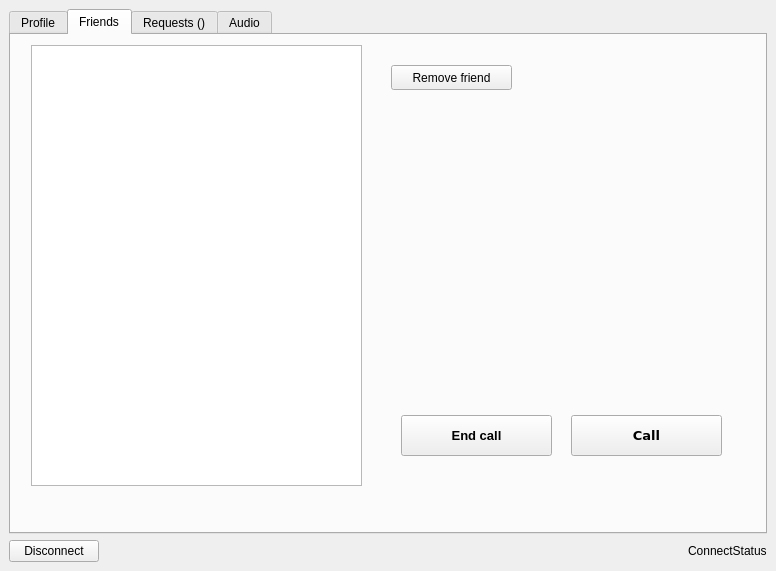
The window that src/toxphone_config/widgets/main_window.ui (hkarel/ToxPhone) describes before a commit, drawn with Qt 5.
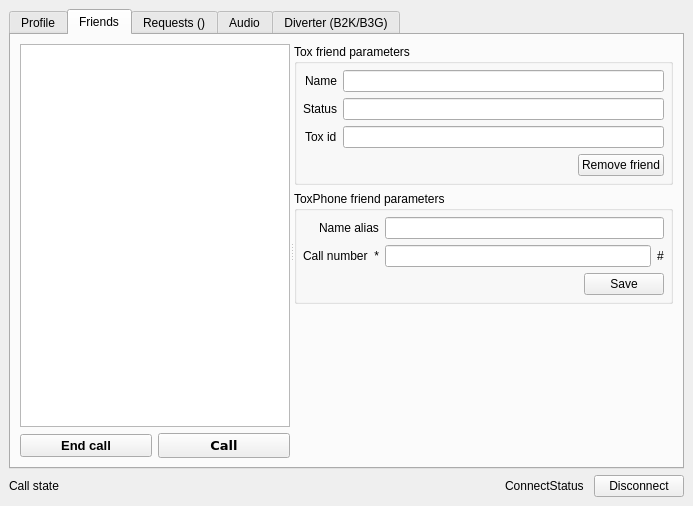
The same window after the commit. The open tabs and pages were chosen to show the change.

The edit to the form file:
```diff
--- a/src/toxphone_config/widgets/main_window.ui
+++ b/src/toxphone_config/widgets/main_window.ui
@@ -6,8 +6,8 @@
    <rect>
     <x>0</x>
     <y>0</y>
-    <width>776</width>
-    <height>571</height>
+    <width>693</width>
+    <height>506</height>
    </rect>
   </property>
   <property name="minimumSize">
@@ -184,88 +184,347 @@
        <attribute name="title">
         <string>Friends</string>
        </attribute>
-       <widget class="QListWidget" name="listFriends">
-        <property name="geometry">
-         <rect>
-          <x>20</x>
-          <y>10</y>
-          <width>331</width>
-          <height>441</height>
-         </rect>
-        </property>
-        <property name="sizePolicy">
-         <sizepolicy hsizetype="Expanding" vsizetype="Expanding">
-          <horstretch>0</horstretch>
-          <verstretch>0</verstretch>
-         </sizepolicy>
-        </property>
-        <property name="editTriggers">
-         <set>QAbstractItemView::NoEditTriggers</set>
-        </property>
-        <property name="showDropIndicator" stdset="0">
-         <bool>false</bool>
-        </property>
-       </widget>
-       <widget class="QPushButton" name="btnRemoveFriend">
-        <property name="geometry">
-         <rect>
-          <x>380</x>
-          <y>30</y>
-          <width>121</width>
-          <height>25</height>
-         </rect>
-        </property>
-        <property name="sizePolicy">
-         <sizepolicy hsizetype="Minimum" vsizetype="Preferred">
-          <horstretch>0</horstretch>
-          <verstretch>0</verstretch>
-         </sizepolicy>
-        </property>
-        <property name="text">
-         <string>Remove friend</string>
-        </property>
-       </widget>
-       <widget class="QPushButton" name="btnEndCall">
-        <property name="geometry">
-         <rect>
-          <x>390</x>
-          <y>380</y>
-          <width>151</width>
-          <height>41</height>
-         </rect>
-        </property>
-        <property name="font">
-         <font>
-          <pointsize>10</pointsize>
-          <weight>75</weight>
-          <bold>true</bold>
-         </font>
-        </property>
-        <property name="text">
-         <string>End call</string>
-        </property>
-       </widget>
-       <widget class="QPushButton" name="btnCall">
-        <property name="geometry">
-         <rect>
-          <x>560</x>
-          <y>380</y>
-          <width>151</width>
-          <height>41</height>
-         </rect>
-        </property>
-        <property name="font">
-         <font>
-          <family>Verdana</family>
-          <pointsize>10</pointsize>
-          <weight>75</weight>
-          <bold>true</bold>
-         </font>
-        </property>
-        <property name="text">
-         <string>Call</string>
-        </property>
-       </widget>
+       <layout class="QHBoxLayout" name="horizontalLayout_14">
+        <item>
+         <widget class="QSplitter" name="splitterFriends">
+          <property name="sizePolicy">
+           <sizepolicy hsizetype="Preferred" vsizetype="Preferred">
+            <horstretch>0</horstretch>
+            <verstretch>0</verstretch>
+           </sizepolicy>
+          </property>
+          <property name="orientation">
+           <enum>Qt::Horizontal</enum>
+          </property>
+          <property name="childrenCollapsible">
+           <bool>false</bool>
+          </property>
+          <widget class="QWidget" name="widgetFriends" native="true">
+           <property name="sizePolicy">
+            <sizepolicy hsizetype="MinimumExpanding" vsizetype="Preferred">
+             <horstretch>0</horstretch>
+             <verstretch>0</verstretch>
+            </sizepolicy>
+           </property>
+           <property name="minimumSize">
+            <size>
+             <width>0</width>
+             <height>0</height>
+            </size>
+           </property>
+           <property name="maximumSize">
+            <size>
+             <width>270</width>
+             <height>16777215</height>
+            </size>
+           </property>
+           <layout class="QVBoxLayout" name="verticalLayout_11">
+            <property name="leftMargin">
+             <number>0</number>
+            </property>
+            <property name="topMargin">
+             <number>0</number>
+            </property>
+            <property name="rightMargin">
+             <number>0</number>
+            </property>
+            <property name="bottomMargin">
+             <number>0</number>
+            </property>
+            <item>
+             <widget class="QListWidget" name="listFriends">
+              <property name="sizePolicy">
+               <sizepolicy hsizetype="Minimum" vsizetype="Expanding">
+                <horstretch>0</horstretch>
+                <verstretch>0</verstretch>
+               </sizepolicy>
+              </property>
+              <property name="editTriggers">
+               <set>QAbstractItemView::NoEditTriggers</set>
+              </property>
+              <property name="showDropIndicator" stdset="0">
+               <bool>false</bool>
+              </property>
+             </widget>
+            </item>
+            <item>
+             <layout class="QHBoxLayout" name="horizontalLayout_11">
+              <item>
+               <widget class="QPushButton" name="btnEndCall">
+                <property name="sizePolicy">
+                 <sizepolicy hsizetype="Minimum" vsizetype="Fixed">
+                  <horstretch>0</horstretch>
+                  <verstretch>0</verstretch>
+                 </sizepolicy>
+                </property>
+                <property name="minimumSize">
+                 <size>
+                  <width>100</width>
+                  <height>0</height>
+                 </size>
+                </property>
+                <property name="font">
+                 <font>
+                  <pointsize>10</pointsize>
+                  <weight>75</weight>
+                  <bold>true</bold>
+                 </font>
+                </property>
+                <property name="text">
+                 <string>End call</string>
+                </property>
+               </widget>
+              </item>
+              <item>
+               <widget class="QPushButton" name="btnCall">
+                <property name="sizePolicy">
+                 <sizepolicy hsizetype="Minimum" vsizetype="Fixed">
+                  <horstretch>0</horstretch>
+                  <verstretch>0</verstretch>
+                 </sizepolicy>
+                </property>
+                <property name="minimumSize">
+                 <size>
+                  <width>100</width>
+                  <height>0</height>
+                 </size>
+                </property>
+                <property name="font">
+                 <font>
+                  <family>Verdana</family>
+                  <pointsize>10</pointsize>
+                  <weight>75</weight>
+                  <bold>true</bold>
+                 </font>
+                </property>
+                <property name="text">
+                 <string>Call</string>
+                </property>
+               </widget>
+              </item>
+             </layout>
+            </item>
+           </layout>
+          </widget>
+          <widget class="QWidget" name="widget2" native="true">
+           <property name="sizePolicy">
+            <sizepolicy hsizetype="Expanding" vsizetype="Preferred">
+             <horstretch>0</horstretch>
+             <verstretch>0</verstretch>
+            </sizepolicy>
+           </property>
+           <layout class="QVBoxLayout" name="verticalLayout_14">
+            <item>
+             <widget class="QGroupBox" name="groupBox_7">
+              <property name="title">
+               <string>Tox friend parameters</string>
+              </property>
+              <layout class="QVBoxLayout" name="verticalLayout_12">
+               <property name="leftMargin">
+                <number>6</number>
+               </property>
+               <property name="topMargin">
+                <number>6</number>
+               </property>
+               <property name="rightMargin">
+                <number>6</number>
+               </property>
+               <property name="bottomMargin">
+                <number>6</number>
+               </property>
+               <item>
+                <layout class="QFormLayout" name="formLayout_4">
+                 <property name="labelAlignment">
+                  <set>Qt::AlignRight|Qt::AlignTrailing|Qt::AlignVCenter</set>
+                 </property>
+                 <item row="0" column="0">
+                  <widget class="QLabel" name="label_10">
+                   <property name="text">
+                    <string>Name</string>
+                   </property>
+                  </widget>
+                 </item>
+                 <item row="0" column="1">
+                  <widget class="QLineEdit" name="lineToxName">
+                   <property name="readOnly">
+                    <bool>true</bool>
+                   </property>
+                  </widget>
+                 </item>
+                 <item row="1" column="0">
+                  <widget class="QLabel" name="label_11">
+                   <property name="text">
+                    <string>Status</string>
+                   </property>
+                  </widget>
+                 </item>
+                 <item row="1" column="1">
+                  <widget class="QLineEdit" name="lineToxStatus">
+                   <property name="readOnly">
+                    <bool>true</bool>
+                   </property>
+                  </widget>
+                 </item>
+                 <item row="2" column="0">
+                  <widget class="QLabel" name="label_12">
+                   <property name="text">
+                    <string>Tox id</string>
+                   </property>
+                  </widget>
+                 </item>
+                 <item row="2" column="1">
+                  <widget class="QLineEdit" name="linefToxId">
+                   <property name="readOnly">
+                    <bool>true</bool>
+                   </property>
+                  </widget>
+                 </item>
+                </layout>
+               </item>
+               <item>
+                <layout class="QHBoxLayout" name="horizontalLayout_12">
+                 <item>
+                  <spacer name="horizontalSpacer_7">
+                   <property name="orientation">
+                    <enum>Qt::Horizontal</enum>
+                   </property>
+                   <property name="sizeHint" stdset="0">
+                    <size>
+                     <width>40</width>
+                     <height>20</height>
+                    </size>
+                   </property>
+                  </spacer>
+                 </item>
+                 <item>
+                  <widget class="QPushButton" name="btnRemoveFriend">
+                   <property name="sizePolicy">
+                    <sizepolicy hsizetype="Minimum" vsizetype="Preferred">
+                     <horstretch>0</horstretch>
+                     <verstretch>0</verstretch>
+                    </sizepolicy>
+                   </property>
+                   <property name="text">
+                    <string>Remove friend</string>
+                   </property>
+                  </widget>
+                 </item>
+                </layout>
+               </item>
+              </layout>
+             </widget>
+            </item>
+            <item>
+             <widget class="QGroupBox" name="groupBox_8">
+              <property name="title">
+               <string>ToxPhone friend parameters</string>
+              </property>
+              <layout class="QVBoxLayout" name="verticalLayout_13">
+               <property name="leftMargin">
+                <number>6</number>
+               </property>
+               <property name="topMargin">
+                <number>6</number>
+               </property>
+               <property name="rightMargin">
+                <number>6</number>
+               </property>
+               <property name="bottomMargin">
+                <number>6</number>
+               </property>
+               <item>
+                <layout class="QFormLayout" name="formLayout_5">
+                 <property name="labelAlignment">
+                  <set>Qt::AlignRight|Qt::AlignTrailing|Qt::AlignVCenter</set>
+                 </property>
+                 <item row="0" column="0">
+                  <widget class="QLabel" name="label_13">
+                   <property name="text">
+                    <string>Name alias</string>
+                   </property>
+                  </widget>
+                 </item>
+                 <item row="0" column="1">
+                  <widget class="QLineEdit" name="lineToxNameAlias"/>
+                 </item>
+                 <item row="1" column="0">
+                  <widget class="QLabel" name="label_14">
+                   <property name="text">
+                    <string>Call number  *</string>
+                   </property>
+                  </widget>
+                 </item>
+                 <item row="1" column="1">
+                  <layout class="QHBoxLayout" name="horizontalLayout_15">
+                   <item>
+                    <widget class="QLineEdit" name="linePhoneNumber">
+                     <property name="inputMask">
+                      <string notr="true">99</string>
+                     </property>
+                    </widget>
+                   </item>
+                   <item>
+                    <widget class="QLabel" name="label_18">
+                     <property name="text">
+                      <string>#</string>
+                     </property>
+                    </widget>
+                   </item>
+                  </layout>
+                 </item>
+                </layout>
+               </item>
+               <item>
+                <layout class="QHBoxLayout" name="horizontalLayout_13">
+                 <item>
+                  <spacer name="horizontalSpacer_8">
+                   <property name="orientation">
+                    <enum>Qt::Horizontal</enum>
+                   </property>
+                   <property name="sizeHint" stdset="0">
+                    <size>
+                     <width>40</width>
+                     <height>20</height>
+                    </size>
+                   </property>
+                  </spacer>
+                 </item>
+                 <item>
+                  <widget class="QPushButton" name="btnSaveFiendPhone">
+                   <property name="minimumSize">
+                    <size>
+                     <width>80</width>
+                     <height>0</height>
+                    </size>
+                   </property>
+                   <property name="text">
+                    <string>Save</string>
+                   </property>
+                  </widget>
+                 </item>
+                </layout>
+               </item>
+              </layout>
+             </widget>
+            </item>
+            <item>
+             <spacer name="verticalSpacer_4">
+              <property name="orientation">
+               <enum>Qt::Vertical</enum>
+              </property>
+              <property name="sizeHint" stdset="0">
+               <size>
+                <width>20</width>
+                <height>40</height>
+               </size>
+              </property>
+             </spacer>
+            </item>
+           </layout>
+          </widget>
+         </widget>
+        </item>
+       </layout>
       </widget>
       <widget class="QWidget" name="tabRequests">
        <attribute name="title">
@@ -756,26 +1015,285 @@
         </item>
        </layout>
       </widget>
+      <widget class="QWidget" name="tabDiverter">
+       <attribute name="title">
+        <string>Diverter (B2K/B3G)</string>
+       </attribute>
+       <layout class="QVBoxLayout" name="verticalLayout_15">
+        <item>
+         <widget class="QCheckBox" name="cboxUseDiverter">
+          <property name="text">
+           <string>Use diverter</string>
+          </property>
+         </widget>
+        </item>
+        <item>
+         <layout class="QHBoxLayout" name="horizontalLayout_9">
+          <item>
+           <widget class="QGroupBox" name="groupBox_6">
+            <property name="sizePolicy">
+             <sizepolicy hsizetype="Maximum" vsizetype="Preferred">
+              <horstretch>0</horstretch>
+              <verstretch>0</verstretch>
+             </sizepolicy>
+            </property>
+            <property name="minimumSize">
+             <size>
+              <width>150</width>
+              <height>0</height>
+             </size>
+            </property>
+            <property name="title">
+             <string>Device mode</string>
+            </property>
+            <widget class="QWidget" name="layoutWidget">
+             <property name="geometry">
+              <rect>
+               <x>10</x>
+               <y>32</y>
+               <width>62</width>
+               <height>63</height>
+              </rect>
+             </property>
+             <layout class="QVBoxLayout" name="verticalLayout_10">
+              <property name="spacing">
+               <number>15</number>
+              </property>
+              <item>
+               <widget class="QRadioButton" name="rbtnDiverterPSTN">
+                <property name="toolTip">
+                 <string>Switch the box to PSTN mode</string>
+                </property>
+                <property name="text">
+                 <string>PST&amp;N</string>
+                </property>
+                <property name="shortcut">
+                 <string>Alt+N</string>
+                </property>
+                <property name="checked">
+                 <bool>true</bool>
+                </property>
+               </widget>
+              </item>
+              <item>
+               <widget class="QRadioButton" name="rbtnDiverterUSB">
+                <property name="toolTip">
+                 <string>Switch the box to USB mode.</string>
+                </property>
+                <property name="text">
+                 <string>&amp;USB</string>
+                </property>
+                <property name="shortcut">
+                 <string>Alt+U</string>
+                </property>
+                <property name="checked">
+                 <bool>false</bool>
+                </property>
+               </widget>
+              </item>
+             </layout>
+            </widget>
+           </widget>
+          </item>
+          <item>
+           <widget class="QGroupBox" name="groupBox_9">
+            <property name="title">
+             <string>Device information</string>
+            </property>
+            <layout class="QHBoxLayout" name="horizontalLayout_10">
+             <property name="spacing">
+              <number>6</number>
+             </property>
+             <property name="leftMargin">
+              <number>6</number>
+             </property>
+             <property name="topMargin">
+              <number>6</number>
+             </property>
+             <property name="rightMargin">
+              <number>6</number>
+             </property>
+             <property name="bottomMargin">
+              <number>6</number>
+             </property>
+             <item>
+              <layout class="QFormLayout" name="formLayout_6">
+               <property name="labelAlignment">
+                <set>Qt::AlignRight|Qt::AlignTrailing|Qt::AlignVCenter</set>
+               </property>
+               <item row="0" column="0">
+                <widget class="QLabel" name="label_15">
+                 <property name="text">
+                  <string>Usb bus:</string>
+                 </property>
+                </widget>
+               </item>
+               <item row="0" column="1">
+                <widget class="QLabel" name="labelDiverterDevUsbBus">
+                 <property name="text">
+                  <string/>
+                 </property>
+                </widget>
+               </item>
+               <item row="1" column="0">
+                <widget class="QLabel" name="label_17">
+                 <property name="text">
+                  <string>Name:</string>
+                 </property>
+                </widget>
+               </item>
+               <item row="1" column="1">
+                <widget class="QLabel" name="labelDiverterDevName">
+                 <property name="text">
+                  <string/>
+                 </property>
+                </widget>
+               </item>
+               <item row="2" column="0">
+                <widget class="QLabel" name="label_19">
+                 <property name="text">
+                  <string>Version:</string>
+                 </property>
+                </widget>
+               </item>
+               <item row="2" column="1">
+                <widget class="QLabel" name="labelDiverterDevVersion">
+                 <property name="text">
+                  <string/>
+                 </property>
+                </widget>
+               </item>
+               <item row="3" column="0">
+                <widget class="QLabel" name="label_21">
+                 <property name="text">
+                  <string>Serial:</string>
+                 </property>
+                </widget>
+               </item>
+               <item row="3" column="1">
+                <widget class="QLabel" name="labelDiverterDevSerial">
+                 <property name="text">
+                  <string/>
+                 </property>
+                </widget>
+               </item>
+              </layout>
+             </item>
+            </layout>
+           </widget>
+          </item>
+         </layout>
+        </item>
+        <item>
+         <widget class="QGroupBox" name="gboxRingTone">
+          <property name="title">
+           <string>Ring tone</string>
+          </property>
+          <property name="alignment">
+           <set>Qt::AlignLeading|Qt::AlignLeft|Qt::AlignVCenter</set>
+          </property>
+          <layout class="QHBoxLayout" name="horizontalLayout_8">
+           <property name="leftMargin">
+            <number>6</number>
+           </property>
+           <property name="topMargin">
+            <number>6</number>
+           </property>
+           <property name="rightMargin">
+            <number>6</number>
+           </property>
+           <property name="bottomMargin">
+            <number>6</number>
+           </property>
+           <item>
+            <widget class="QLineEdit" name="linePhoneRingtone">
+             <property name="toolTip">
+              <string>Define a ring tone, see the help documentation.</string>
+             </property>
+             <property name="text">
+              <string>DbDt</string>
+             </property>
+            </widget>
+           </item>
+           <item>
+            <widget class="QPushButton" name="btnSavePhoneRingtone">
+             <property name="minimumSize">
+              <size>
+               <width>80</width>
+               <height>0</height>
+              </size>
+             </property>
+             <property name="maximumSize">
+              <size>
+               <width>80</width>
+               <height>16777215</height>
+              </size>
+             </property>
+             <property name="toolTip">
+              <string>Apply your new ring tone.</string>
+             </property>
+             <property name="text">
+              <string>Save</string>
+             </property>
+             <property name="shortcut">
+              <string>Alt+A</string>
+             </property>
+            </widget>
+           </item>
+           <item>
+            <widget class="QPushButton" name="btnTestPhoneRingtone">
+             <property name="minimumSize">
+              <size>
+               <width>80</width>
+               <height>0</height>
+              </size>
+             </property>
+             <property name="maximumSize">
+              <size>
+               <width>80</width>
+               <height>16777215</height>
+              </size>
+             </property>
+             <property name="toolTip">
+              <string>Test your ring tone.</string>
+             </property>
+             <property name="text">
+              <string>Test</string>
+             </property>
+             <property name="checkable">
+              <bool>true</bool>
+             </property>
+            </widget>
+           </item>
+          </layout>
+         </widget>
+        </item>
+        <item>
+         <spacer name="verticalSpacer_3">
+          <property name="orientation">
+           <enum>Qt::Vertical</enum>
+          </property>
+          <property name="sizeHint" stdset="0">
+           <size>
+            <width>20</width>
+            <height>393</height>
+           </size>
+          </property>
+         </spacer>
+        </item>
+       </layout>
+      </widget>
      </widget>
     </item>
     <item>
      <layout class="QHBoxLayout" name="horizontalLayout">
+      <property name="spacing">
+       <number>10</number>
+      </property>
       <item>
-       <widget class="QPushButton" name="btnDisconnect">
-        <property name="sizePolicy">
-         <sizepolicy hsizetype="Maximum" vsizetype="Preferred">
-          <horstretch>0</horstretch>
-          <verstretch>0</verstretch>
-         </sizepolicy>
-        </property>
-        <property name="minimumSize">
-         <size>
-          <width>90</width>
-          <height>0</height>
-         </size>
-        </property>
+       <widget class="QLabel" name="labelCallState">
         <property name="text">
-         <string>Disconnect</string>
+         <string>Call state</string>
         </property>
        </widget>
       </item>
@@ -799,6 +1317,25 @@
         </property>
        </widget>
       </item>
+      <item>
+       <widget class="QPushButton" name="btnDisconnect">
+        <property name="sizePolicy">
+         <sizepolicy hsizetype="Maximum" vsizetype="Preferred">
+          <horstretch>0</horstretch>
+          <verstretch>0</verstretch>
+         </sizepolicy>
+        </property>
+        <property name="minimumSize">
+         <size>
+          <width>90</width>
+          <height>0</height>
+         </size>
+        </property>
+        <property name="text">
+         <string>Disconnect</string>
+        </property>
+       </widget>
+      </item>
      </layout>
     </item>
    </layout>
```
Left out of the diff: 40 changed lines with no effect on the pictures.
